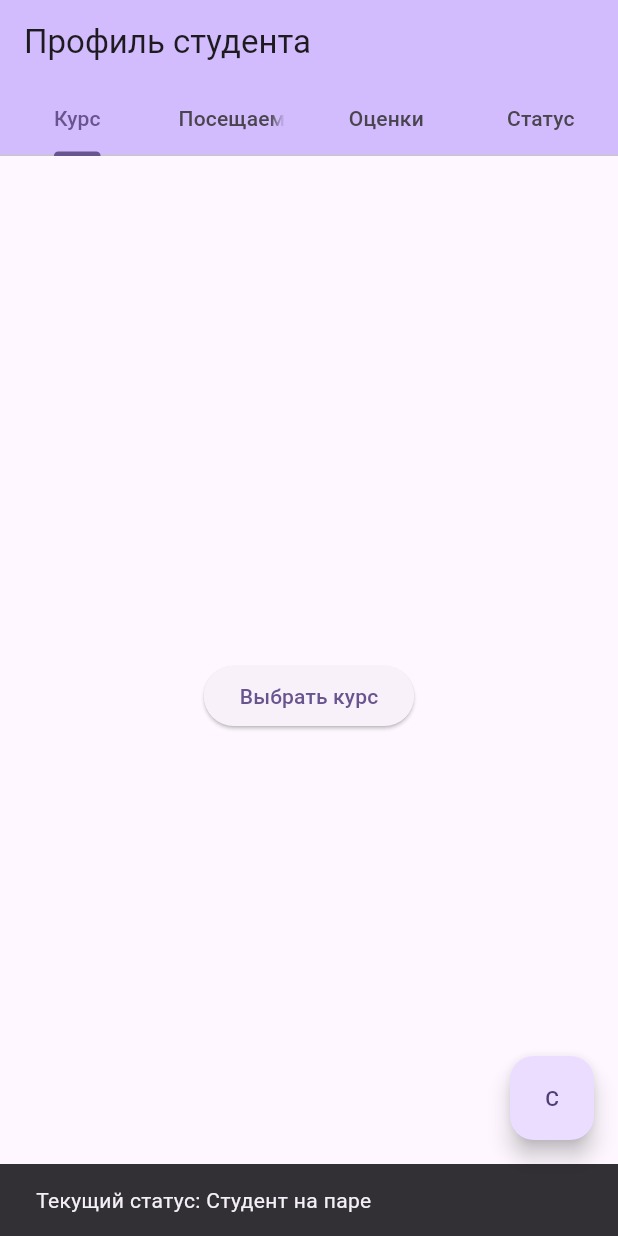
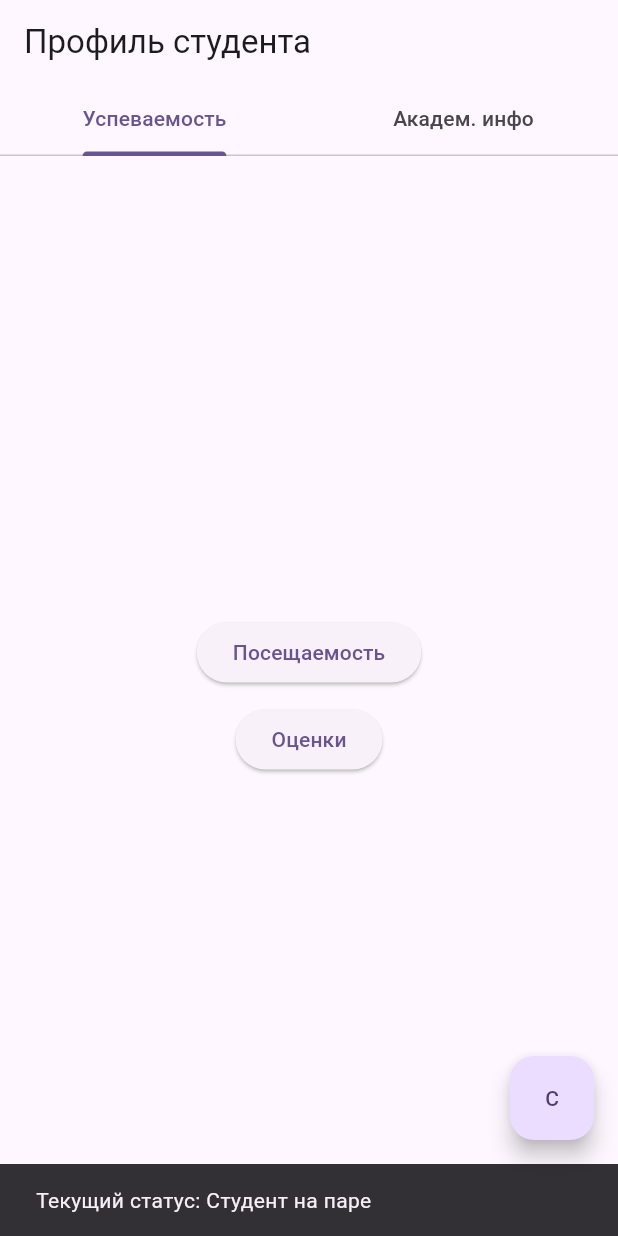
Before and after one commit to vasich122/Flutter_practice, a Flutter app: the screen it shows after launch, after a tap on an icon or button, on a phone screen of 412 x 824 dp. Run offline on Flutter 3.47's test engine with Material 3 defaults, Android fonts, the phone set to English and light mode, and no system bars; our stand-ins replace cached_network_image, go_router; network calls fail.

Commit message:
Реализация горизонтальной и полной верикальной страничной навигации в main.dart

```diff
--- a/lib/main.dart
+++ b/lib/main.dart
@@ -1,11 +1,8 @@
 import 'package:flutter/material.dart';
-import 'package:cached_network_image/cached_network_image.dart';
 import 'features/course/screens/course_screen.dart';
 import 'features/attendance/screens/attendance_screen.dart';
 import 'features/grade/state/grades_container.dart';
 import 'features/academic/screens/academic_screen.dart';
-import 'app_router.dart';
-import 'package:go_router/go_router.dart';
 
 void main() {
   runApp(const MyApp());
@@ -16,12 +13,12 @@ class MyApp extends StatelessWidget {
 
   @override
   Widget build(BuildContext context) {
-    return MaterialApp.router(
+    return MaterialApp(
       title: 'Личный кабинет студента',
       theme: ThemeData(
         colorScheme: ColorScheme.fromSeed(seedColor: Colors.deepPurple),
       ),
-      routerConfig: appRouter,
+      home: const MyHomePage(title: 'Профиль студента'),
     );
   }
 }
@@ -47,12 +44,12 @@ class _MyHomePageState extends State<MyHomePage>
   String _currentCourse = '3 курс';
   int _attendance = 92;
 
-  late final TabController _tabController;
+  late TabController _tabController;
 
   @override
   void initState() {
     super.initState();
-    _tabController = TabController(length: 4, vsync: this);
+    _tabController = TabController(length: 2, vsync: this);
   }
 
   void _changeStatus() {
@@ -68,6 +65,25 @@ class _MyHomePageState extends State<MyHomePage>
     );
   }
 
+  // Универсальный метод для push с кнопкой pop
+  void _navigateWithPop(Widget screen) {
+    Navigator.push(
+      context,
+      MaterialPageRoute(
+        builder: (_) => Scaffold(
+          appBar: AppBar(
+            title: const Text('Навигация'),
+            leading: IconButton(
+              icon: const Icon(Icons.arrow_back),
+              onPressed: () => Navigator.pop(context),
+            ),
+          ),
+          body: screen,
+        ),
+      ),
+    );
+  }
+
   @override
   void dispose() {
     _tabController.dispose();
@@ -76,65 +92,60 @@ class _MyHomePageState extends State<MyHomePage>
 
   @override
   Widget build(BuildContext context) {
-    const String imageUrl =
-        'https://cdn-icons-png.flaticon.com/512/3135/3135715.png';
-
     return Scaffold(
       appBar: AppBar(
         title: Text(widget.title),
-        backgroundColor: Theme.of(context).colorScheme.inversePrimary,
         bottom: TabBar(
           controller: _tabController,
           tabs: const [
-            Tab(text: 'Курс'),
-            Tab(text: 'Посещаемость'),
-            Tab(text: 'Оценки'),
-            Tab(text: 'Статус'),
+            Tab(text: 'Успеваемость'),
+            Tab(text: 'Академ. инфо'),
           ],
         ),
       ),
       body: TabBarView(
         controller: _tabController,
+        physics: const NeverScrollableScrollPhysics(),
         children: [
-          // Курс
-          Center(
-            child: ElevatedButton(
-              onPressed: () {
-                context.push('/course', extra: _currentCourse);
-              },
-              child: const Text('Выбрать курс'),
-            ),
+          Column(
+            mainAxisAlignment: MainAxisAlignment.center,
+            children: [
+              ElevatedButton(
+                onPressed: () => _navigateWithPop(
+                  AttendanceScreen(currentAttendance: _attendance),
+                ),
+                child: const Text('Посещаемость'),
+              ),
+              const SizedBox(height: 10),
+              ElevatedButton(
+                onPressed: () => _navigateWithPop(
+                  const GradesContainer(),
+                ),
+                child: const Text('Оценки'),
+              ),
+            ],
           ),
-          // Посещаемость
-          Center(
-            child: ElevatedButton(
-              onPressed: () {
-                context.push('/attendance', extra: _attendance);
-              },
-              child: Text('Изменить посещаемость ($_attendance%)'),
-            ),
-          ),
-          // Оценки
-          Center(
-            child: ElevatedButton(
-              onPressed: () {
-                context.push('/grades');
-              },
-              child: const Text('Управление оценками'),
-            ),
-          ),
-          // Academic
-          Center(
-            child: ElevatedButton(
-              onPressed: () {
-                context.push('/academic', extra: {
-                  'currentCourse': _currentCourse,
-                  'attendance': _attendance,
-                  'averageGrade': 4.0,
-                });
-              },
-              child: const Text('Просмотр статуса студента'),
-            ),
+          Column(
+            mainAxisAlignment: MainAxisAlignment.center,
+            children: [
+              ElevatedButton(
+                onPressed: () => _navigateWithPop(
+                  AcademicScreen(
+                    currentCourse: _currentCourse,
+                    initialAttendance: _attendance,
+                    averageGrade: 4.0,
+                  ),
+                ),
+                child: const Text('Академическая информация'),
+              ),
+              const SizedBox(height: 10),
+              ElevatedButton(
+                onPressed: () => _navigateWithPop(
+                  CourseScreen(currentCourse: _currentCourse),
+                ),
+                child: const Text('Выбор курса'),
+              ),
+            ],
           ),
         ],
       ),
```
